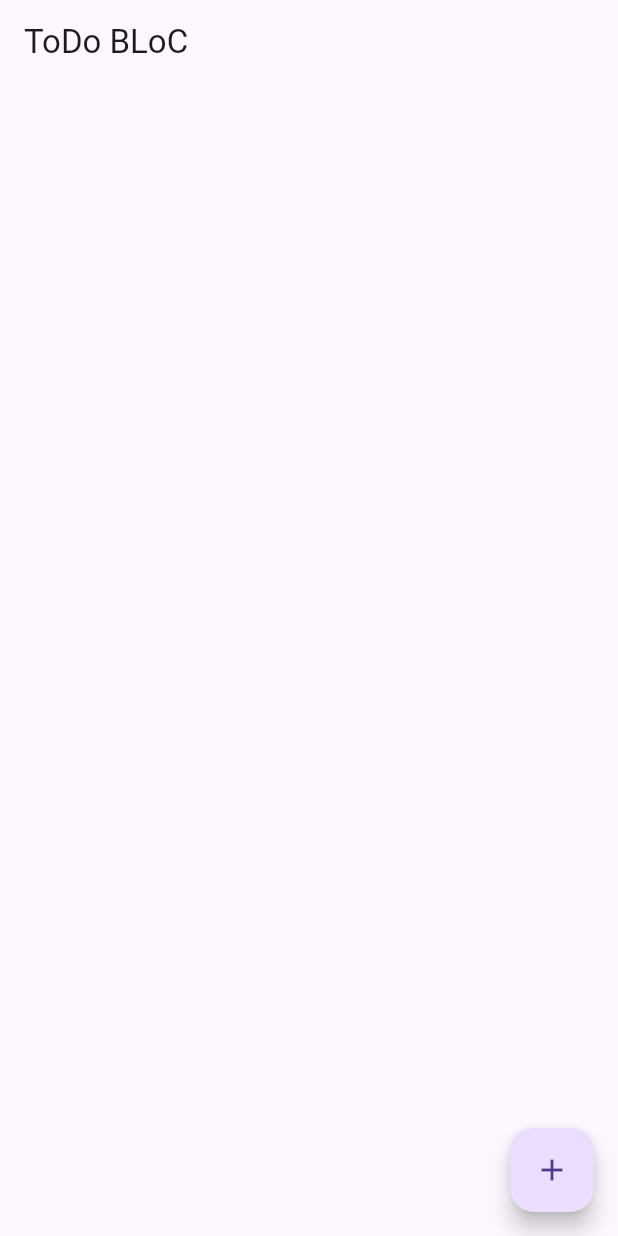
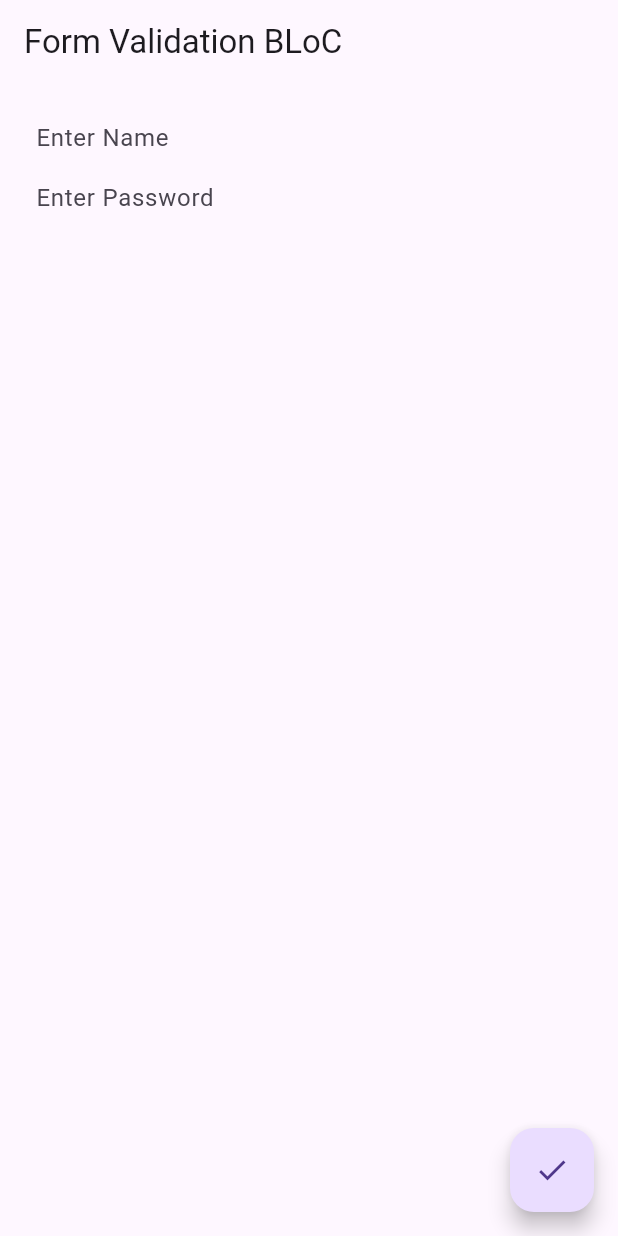
Before and after one commit to shijinthottiyil/mylearning, a Flutter app: the screen it shows after launch, on a phone screen of 412 x 824 dp. Run offline on Flutter 3.47's test engine with Material 3 defaults, Android fonts, the light colour scheme and no system bars; our stand-ins replace bloc, flutter_bloc.

Commit message:
COMPLETED FORM VALIDATION USING BLOC

```diff
--- /dev/null
+++ b/lib/features/form_validation/bloc/form_validation_bloc.dart
@@ -0,0 +1,38 @@
+import 'package:bloc/bloc.dart';
+import 'package:meta/meta.dart';
+
+part 'form_validation_event.dart';
+part 'form_validation_state.dart';
+
+class FormValidationBloc
+    extends Bloc<FormValidationEvent, FormValidationState> {
+  FormValidationBloc() : super(FormValidationInitial()) {
+    on<CheckFormValidation>(_checkFormValidation);
+
+    on<LogOutEvent>(_logOutEvent);
+  }
+
+  // Method CheckFormValidation
+  void _checkFormValidation(
+      CheckFormValidation event, Emitter<FormValidationState> emit) {
+    try {
+      final String name = event.name;
+      final String password = event.password;
+
+      if (name.isEmpty ||
+          name.length < 4 ||
+          password.isEmpty ||
+          password.length < 6) {
+        throw Exception('Error in Input Data');
+      }
+      emit(FormValidationSuccessState());
+    } catch (error) {
+      emit(FormValidationErrorState(errorMessage: error.toString()));
+    }
+  }
+
+  // LogOutEvent
+  void _logOutEvent(LogOutEvent event, Emitter<FormValidationState> emit) {
+    emit(FormValidationInitial());
+  }
+}
--- /dev/null
+++ b/lib/features/form_validation/bloc/form_validation_event.dart
@@ -0,0 +1,13 @@
+part of 'form_validation_bloc.dart';
+
+@immutable
+sealed class FormValidationEvent {}
+
+final class CheckFormValidation extends FormValidationEvent {
+  final String name;
+  final String password;
+
+  CheckFormValidation({required this.name, required this.password});
+}
+
+final class LogOutEvent extends FormValidationEvent {}
--- /dev/null
+++ b/lib/features/form_validation/bloc/form_validation_state.dart
@@ -0,0 +1,14 @@
+part of 'form_validation_bloc.dart';
+
+@immutable
+sealed class FormValidationState {}
+
+final class FormValidationInitial extends FormValidationState {}
+
+final class FormValidationSuccessState extends FormValidationState {}
+
+final class FormValidationErrorState extends FormValidationInitial {
+  final String errorMessage;
+
+  FormValidationErrorState({required this.errorMessage});
+}
--- /dev/null
+++ b/lib/features/form_validation/view/form_validation_view.dart
@@ -0,0 +1,71 @@
+import 'package:flutter/material.dart';
+import 'package:flutter_bloc/flutter_bloc.dart';
+import 'package:mylearning/features/form_validation/bloc/form_validation_bloc.dart';
+import 'package:mylearning/features/form_validation/view/success_view.dart';
+
+class FormValidationView extends StatefulWidget {
+  const FormValidationView({super.key});
+
+  @override
+  State<FormValidationView> createState() => _FormValidationViewState();
+}
+
+class _FormValidationViewState extends State<FormValidationView> {
+  final TextEditingController _nameEditingController = TextEditingController();
+  final TextEditingController _passwordEditingController =
+      TextEditingController();
+  @override
+  Widget build(BuildContext context) {
+    const kHeight8 = const SizedBox(height: 8);
+    return Scaffold(
+      appBar: AppBar(
+        title: Text('Form Validation BLoC'),
+      ),
+      body: BlocListener<FormValidationBloc, FormValidationState>(
+        listener: (context, state) {
+          if (state is FormValidationErrorState) {
+            ScaffoldMessenger.of(context).showSnackBar(
+              SnackBar(
+                content: Text('${state.errorMessage}'),
+              ),
+            );
+          }
+          if (state is FormValidationSuccessState) {
+            Navigator.pushAndRemoveUntil(context, MaterialPageRoute(
+              builder: (context) {
+                return SuccessView();
+              },
+            ), (route) => false);
+          }
+        },
+        child: Padding(
+          padding: const EdgeInsets.all(24),
+          child: Column(
+            children: [
+              TextField(
+                controller: _nameEditingController,
+                decoration: InputDecoration.collapsed(hintText: 'Enter Name'),
+              ),
+              kHeight8,
+              kHeight8,
+              TextField(
+                controller: _passwordEditingController,
+                decoration:
+                    InputDecoration.collapsed(hintText: 'Enter Password'),
+              ),
+              kHeight8,
+            ],
+          ),
+        ),
+      ),
+      floatingActionButton: FloatingActionButton(
+        onPressed: () {
+          context.read<FormValidationBloc>().add(CheckFormValidation(
+              name: _nameEditingController.text,
+              password: _passwordEditingController.text));
+        },
+        child: Icon(Icons.done),
+      ),
+    );
+  }
+}
--- a/lib/features/todo/bloc/todo_bloc.dart
+++ /dev/null
@@ -1,22 +0,0 @@
-import 'package:flutter_bloc/flutter_bloc.dart';
-import 'package:mylearning/features/todo/model/todo_model.dart';
-part 'todo_event.dart';
-part 'todo_state.dart';
-
-class ToDoBLoC extends Bloc<ToDoEvent, ToDoState> {
-  ToDoBLoC() : super(ToDoState(listOfToDoModel: [])) {
-    on<AddToDo>(
-      (AddToDo event, emit) {
-        final ToDoModel toDoModel =
-            ToDoModel(title: event.title, dateTime: DateTime.now());
-        final List<ToDoModel> updatedList = [
-          ...state.listOfToDoModel,
-          toDoModel
-        ];
-        final ToDoState updatedToDoState =
-            ToDoState(listOfToDoModel: updatedList);
-        emit(updatedToDoState);
-      },
-    );
-  }
-}
--- a/lib/features/todo/bloc/todo_event.dart
+++ /dev/null
@@ -1,9 +0,0 @@
-part of 'todo_bloc.dart';
-
-sealed class ToDoEvent {}
-
-final class AddToDo extends ToDoEvent {
-  final String title;
-
-  AddToDo({required this.title});
-}
--- a/lib/features/todo/bloc/todo_state.dart
+++ /dev/null
@@ -1,7 +0,0 @@
-part of 'todo_bloc.dart';
-
-class ToDoState {
-  final List<ToDoModel> listOfToDoModel;
-
-  ToDoState({required this.listOfToDoModel});
-}
--- a/lib/features/todo/model/todo_model.dart
+++ /dev/null
@@ -1,11 +0,0 @@
-class ToDoModel {
-  final String title;
-  final DateTime dateTime;
-
-  ToDoModel({required this.title, required this.dateTime});
-
-  @override
-  String toString() {
-    return 'ToDoModel(title: $title,dateTime: $dateTime)';
-  }
-}
--- a/lib/features/todo/view/todo_view.dart
+++ /dev/null
@@ -1,42 +0,0 @@
-import 'package:flutter/material.dart';
-import 'package:flutter_bloc/flutter_bloc.dart';
-import 'package:mylearning/features/todo/bloc/todo_bloc.dart';
-import 'package:mylearning/features/todo/view/add_todo_view.dart';
-
-class ToDoView extends StatelessWidget {
-  const ToDoView({super.key});
-
-  @override
-  Widget build(BuildContext context) {
-    return Scaffold(
-      appBar: AppBar(
-        title: Text('ToDo BLoC'),
-      ),
-      body: BlocBuilder<ToDoBLoC, ToDoState>(
-        builder: (context, state) {
-          return ListView.builder(
-            itemBuilder: (context, index) {
-              return ListTile(
-                title: Text('${state.listOfToDoModel[index].title}'),
-              );
-            },
-            itemCount: state.listOfToDoModel.length,
-          );
-        },
-      ),
-      floatingActionButton: FloatingActionButton(
-        onPressed: () {
-          Navigator.push(
-            context,
-            MaterialPageRoute(
-              builder: (context) {
-                return AddToDoView();
-              },
-            ),
-          );
-        },
-        child: Icon(Icons.add),
-      ),
-    );
-  }
-}
--- a/lib/main.dart
+++ b/lib/main.dart
@@ -1,7 +1,7 @@
 import 'package:flutter/material.dart';
 import 'package:flutter_bloc/flutter_bloc.dart';
-import 'package:mylearning/features/todo/bloc/todo_bloc.dart';
-import 'package:mylearning/features/todo/view/todo_view.dart';
+import 'package:mylearning/features/form_validation/bloc/form_validation_bloc.dart';
+import 'package:mylearning/features/form_validation/view/form_validation_view.dart';
 
 void main() {
   runApp(const MyApp());
@@ -13,9 +13,11 @@ class MyApp extends StatelessWidget {
   @override
   Widget build(BuildContext context) {
     return MultiBlocProvider(
-      providers: [BlocProvider(create: (_) => ToDoBLoC())],
+      providers: [
+        BlocProvider(create: (_) => FormValidationBloc()),
+      ],
       child: MaterialApp(
-        home: ToDoView(),
+        home: FormValidationView(),
       ),
     );
   }
--- a/pubspec.yaml
+++ b/pubspec.yaml
@@ -36,6 +36,7 @@ dependencies:
   # Use with the CupertinoIcons class for iOS style icons.
   cupertino_icons: ^1.0.2
   flutter_bloc: ^8.1.6
+  bloc: ^8.1.4
 
 dev_dependencies:
   flutter_test:
```
Also changed, not shown: lib/features/form_validation/view/success_view.dart (added, +36 -0 lines), lib/features/todo/view/add_todo_view.dart (deleted, +0 -45 lines), pubspec.lock.
